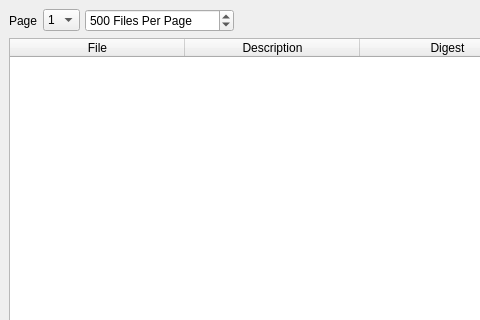
Above: UI/biblioteq_files.ui from textbrowser/biblioteq before the change; both pictures show x 0 to 480 and y 0 to 320 of the 800 by 600 pixel window. Below: the same form after it.
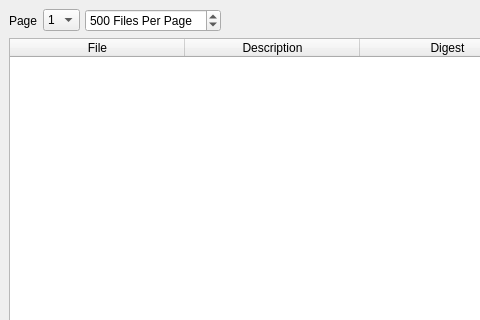
That is the form after the change. Icons and pictures are not drawn.

What changed in the file:
```diff
--- a/UI/biblioteq_files.ui
+++ b/UI/biblioteq_files.ui
@@ -52,7 +52,7 @@
          <number>25</number>
         </property>
         <property name="maximum">
-         <number>999999999</number>
+         <number>2500</number>
         </property>
         <property name="value">
          <number>500</number>
```
